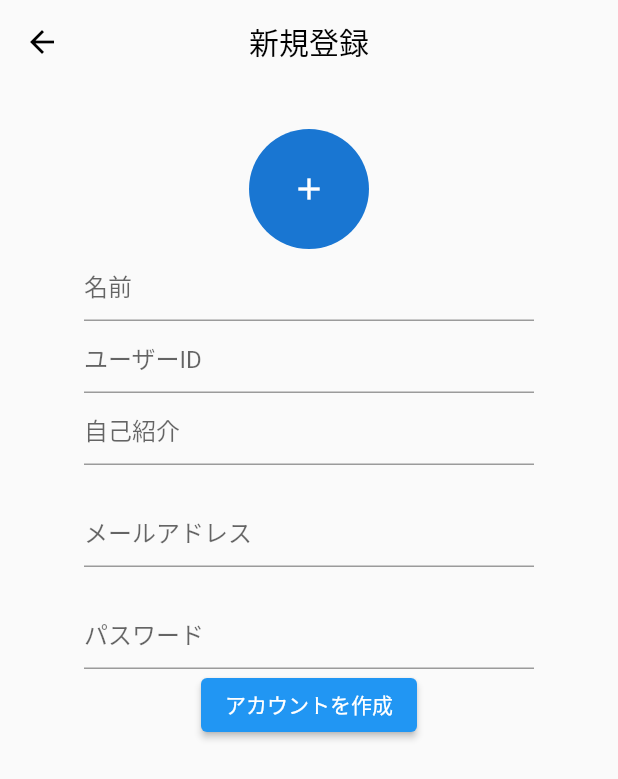
After one commit to otaku1123/flutter-sns, a Flutter app: the CreateAccountPage screen opened directly, after a tap on "アカウントを作成", on a phone screen of 412 x 824 dp. The commit adds this screen. Shown: the top 779 px of the screen. Run offline on Flutter 3.47's test engine with Material 2 defaults, Android fonts, the phone set to English and light mode, and no system bars.

Commit message:
アカウント作成ページを作成

```diff
--- /dev/null
+++ b/lib/view/start_up/create_account_page.dart
@@ -0,0 +1,98 @@
+import 'package:flutter/material.dart';
+
+class CreateAccountPage extends StatefulWidget {
+  @override
+  _CreateAccountPageState createState() => _CreateAccountPageState();
+}
+
+class _CreateAccountPageState extends State<CreateAccountPage> {
+  TextEditingController nameController = TextEditingController();
+  TextEditingController userIdController = TextEditingController();
+  TextEditingController selfIntroductionController = TextEditingController();
+  TextEditingController passController = TextEditingController();
+  TextEditingController emailController = TextEditingController();
+
+  @override
+  Widget build(BuildContext context) {
+    return Scaffold(
+      appBar: AppBar(
+        backgroundColor: Colors.transparent,
+        elevation: 0,
+        iconTheme: IconThemeData(color: Colors.black),
+        title: Text(
+          '新規登録',
+          style: TextStyle(color: Colors.black),
+        ),
+        centerTitle: true,
+      ),
+      body: SingleChildScrollView(
+        child: Container(
+          width: double.infinity,
+          child: Column(
+            children: [
+              SizedBox(
+                height: 30,
+              ),
+              CircleAvatar(
+                radius: 40,
+                child: Icon(Icons.add),
+              ),
+              Container(
+                width: 300,
+                child: TextField(
+                  controller: nameController,
+                  decoration: InputDecoration(hintText: '名前'),
+                ),
+              ),
+              Container(
+                width: 300,
+                child: TextField(
+                  controller: userIdController,
+                  decoration: InputDecoration(hintText: 'ユーザーID'),
+                ),
+              ),
+              Container(
+                width: 300,
+                child: TextField(
+                  controller: selfIntroductionController,
+                  decoration: InputDecoration(hintText: '自己紹介'),
+                ),
+              ),
+              Padding(
+                padding: EdgeInsets.symmetric(vertical: 20.0),
+                child: Container(
+                  width: 300,
+                  child: TextField(
+                    controller: emailController,
+                    decoration: InputDecoration(hintText: 'メールアドレス'),
+                  ),
+                ),
+              ),
+              Container(
+                width: 300,
+                child: TextField(
+                  controller: passController,
+                  decoration: InputDecoration(hintText: 'パスワード'),
+                ),
+              ),
+              ElevatedButton(
+                onPressed: () {
+                  if (nameController.text.isNotEmpty &&
+                      userIdController.text.isNotEmpty &&
+                      selfIntroductionController.text.isNotEmpty &&
+                      emailController.text.isNotEmpty &&
+                      passController.text.isNotEmpty) {
+                    Navigator.pop(context);
+                  }
+                },
+                child: Text(
+                  'アカウントを作成',
+                ),
+              ),
+            ],
+          ),
+        ),
+      ),
+    );
+  }
+}
--- a/lib/view/start_up/login_page.dart
+++ b/lib/view/start_up/login_page.dart
@@ -1,6 +1,7 @@
 import 'package:flutter/gestures.dart';
 import 'package:flutter/material.dart';
 import 'package:sns_app/view/screen.dart';
+import 'package:sns_app/view/start_up/create_account_page.dart';
 
 class LoginPage extends StatefulWidget {
   @override
@@ -52,6 +53,7 @@ class _LoginPageState extends State<LoginPage> {
                         style: TextStyle(color: Colors.blue),
                         recognizer: TapGestureRecognizer()..onTap = () {
                           print('アカウントを作成');
+                          Navigator.push(context, MaterialPageRoute(builder: (context) => CreateAccountPage()));
                         },
                       ),
                     ],
```
